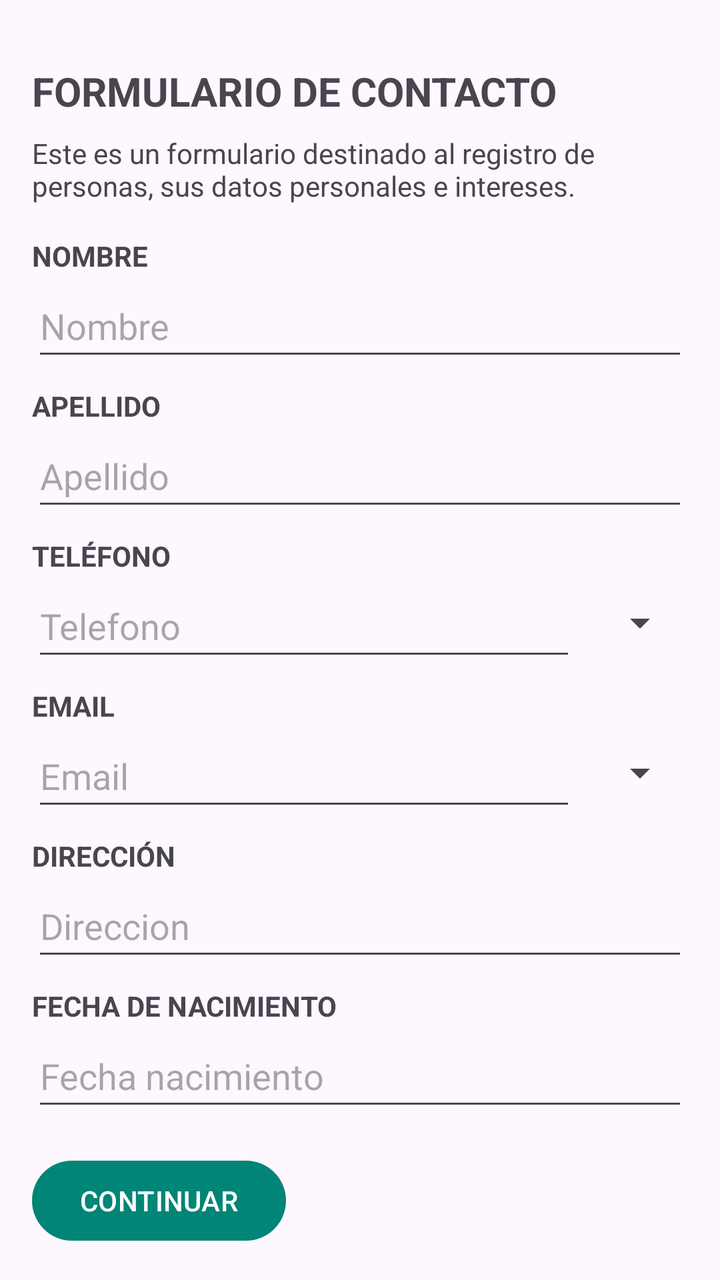
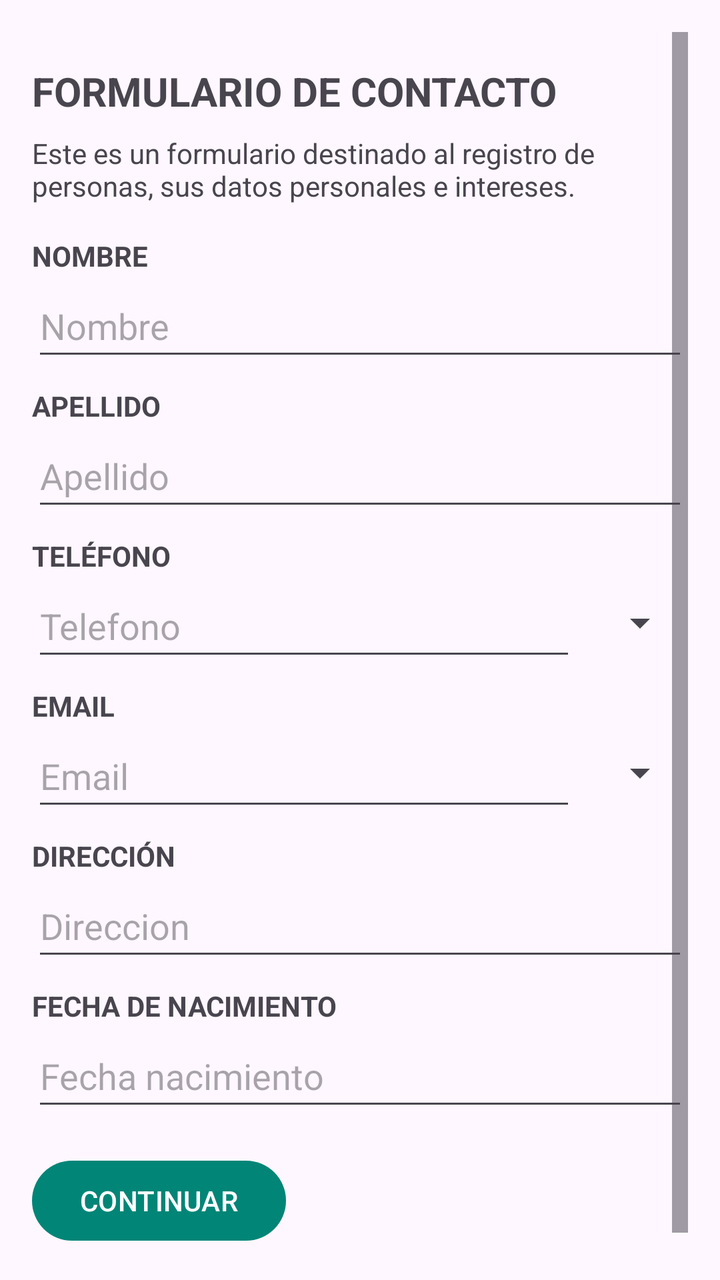

Compare the two renders of this Android layout. The source of the first and the diff that turns it into the second are given below.
<!-- AndroidManifest.xml: application theme Theme.TP6_GRUPO_11 -->
<!-- res/layout/activity_agregar_contacto.xml -->
<?xml version="1.0" encoding="utf-8"?>
<ScrollView xmlns:android="http://schemas.android.com/apk/res/android"
    xmlns:tools="http://schemas.android.com/tools"
    android:layout_width="match_parent"
    android:layout_height="match_parent"
    android:fitsSystemWindows="true"
    android:fillViewport="true"
    android:padding="16dp"
    tools:ignore="HardcodedText">

    <LinearLayout
        android:layout_width="match_parent"
        android:layout_height="wrap_content"
        android:orientation="vertical"
        android:paddingTop="16dp">

        <TextView
            android:layout_width="match_parent"
            android:layout_height="wrap_content"
            android:text="FORMULARIO DE CONTACTO"
            android:textSize="20sp"
            android:textStyle="bold"
            android:layout_marginBottom="8dp" />

        <TextView
            android:layout_width="match_parent"
            android:layout_height="wrap_content"
            android:text="Este es un formulario destinado al registro de personas, sus datos personales e intereses."
            android:layout_marginBottom="16dp" />

        <TextView
            android:layout_width="wrap_content"
            android:layout_height="wrap_content"
            android:text="NOMBRE"
            android:textStyle="bold" />

        <EditText
            android:id="@+id/etNombre"
            android:layout_width="match_parent"
            android:layout_height="wrap_content"
            android:minHeight="48dp"
            android:hint="Nombre"
            android:inputType="textPersonName"
            android:importantForAutofill="no" />

        <TextView
            android:layout_width="wrap_content"
            android:layout_height="wrap_content"
            android:text="APELLIDO"
            android:textStyle="bold"
            android:layout_marginTop="8dp" />

        <EditText
            android:id="@+id/etApellido"
            android:layout_width="match_parent"
            android:layout_height="wrap_content"
            android:minHeight="48dp"
            android:hint="Apellido"
            android:inputType="textPersonName"
            android:importantForAutofill="no" />

        <TextView
            android:layout_width="wrap_content"
            android:layout_height="wrap_content"
            android:text="TELÉFONO"
            android:textStyle="bold"
            android:layout_marginTop="8dp" />

        <LinearLayout
            android:layout_width="match_parent"
            android:layout_height="wrap_content"
            android:orientation="horizontal"
            android:gravity="center_vertical">

            <EditText
                android:id="@+id/etTelefono"
                android:layout_width="0dp"
                android:layout_height="wrap_content"
                android:minHeight="48dp"
                android:layout_weight="1"
                android:hint="Telefono"
                android:inputType="phone"
                android:importantForAutofill="no" />

            <Spinner
                android:id="@+id/spTelefono"
                android:layout_width="wrap_content"
                android:layout_height="wrap_content"
                android:minHeight="48dp"
                android:layout_marginStart="8dp" />
        </LinearLayout>

        <TextView
            android:layout_width="wrap_content"
            android:layout_height="wrap_content"
            android:text="EMAIL"
            android:textStyle="bold"
            android:layout_marginTop="8dp" />

        <LinearLayout
            android:layout_width="match_parent"
            android:layout_height="wrap_content"
            android:orientation="horizontal"
            android:gravity="center_vertical">

            <EditText
                android:id="@+id/etEmail"
                android:layout_width="0dp"
                android:layout_height="wrap_content"
                android:minHeight="48dp"
                android:layout_weight="1"
                android:hint="Email"
                android:inputType="textEmailAddress"
                android:importantForAutofill="no" />

            <Spinner
                android:id="@+id/spEmail"
                android:layout_width="wrap_content"
                android:layout_height="wrap_content"
                android:minHeight="48dp"
                android:layout_marginStart="8dp" />
        </LinearLayout>

        <TextView
            android:layout_width="wrap_content"
            android:layout_height="wrap_content"
            android:text="DIRECCIÓN"
            android:textStyle="bold"
            android:layout_marginTop="8dp" />

        <EditText
            android:id="@+id/etDireccion"
            android:layout_width="match_parent"
            android:layout_height="wrap_content"
            android:minHeight="48dp"
            android:hint="Direccion"
            android:inputType="textPostalAddress"
            android:importantForAutofill="no" />

        <TextView
            android:layout_width="wrap_content"
            android:layout_height="wrap_content"
            android:text="FECHA DE NACIMIENTO"
            android:textStyle="bold"
            android:layout_marginTop="8dp" />

        <EditText
            android:id="@+id/etFechaNacimiento"
            android:layout_width="match_parent"
            android:layout_height="wrap_content"
            android:minHeight="48dp"
            android:hint="Fecha nacimiento"
            android:inputType="date"
            android:importantForAutofill="no" />

        <Button
            android:id="@+id/btnContinuar"
            android:layout_width="wrap_content"
            android:layout_height="wrap_content"
            android:layout_marginTop="16dp"
            android:text="CONTINUAR" />

    </LinearLayout>
</ScrollView>
<!-- resources referenced by this layout -->
<resources>
  <style name="Theme.TP6_GRUPO_11" parent="Base.Theme.TP6_GRUPO_11" />
  <style name="Base.Theme.TP6_GRUPO_11" parent="Theme.Material3.DayNight">
          <item name="colorPrimary">@color/verde_barra</item>
          <item name="actionBarStyle">@style/Widget.TP6.ActionBar</item>
          <item name="android:statusBarColor">@color/verde_barra_oscuro</item>
      </style>
  <color name="verde_barra">#008577</color>
  <style name="Widget.TP6.ActionBar" parent="Widget.AppCompat.ActionBar.Solid">
          <item name="background">@color/verde_barra</item>
          <item name="theme">@style/ThemeOverlay.AppCompat.Dark.ActionBar</item>
      </style>
  <color name="verde_barra_oscuro">#00574B</color>
</resources>

<!-- the commit's change to res/layout/activity_agregar_contacto.xml (unified diff, before → after) -->
@@ -6,13 +6,18 @@
     android:fitsSystemWindows="true"
     android:fillViewport="true"
     android:padding="16dp"
+    android:scrollbarSize="8dp"
+    android:fadeScrollbars="false"
+    android:scrollbarAlwaysDrawVerticalTrack="true"
     tools:ignore="HardcodedText">
+
 
     <LinearLayout
         android:layout_width="match_parent"
         android:layout_height="wrap_content"
         android:orientation="vertical"
-        android:paddingTop="16dp">
+        android:paddingTop="16dp"
+        android:paddingBottom="24dp">
 
         <TextView
             android:layout_width="match_parent"
